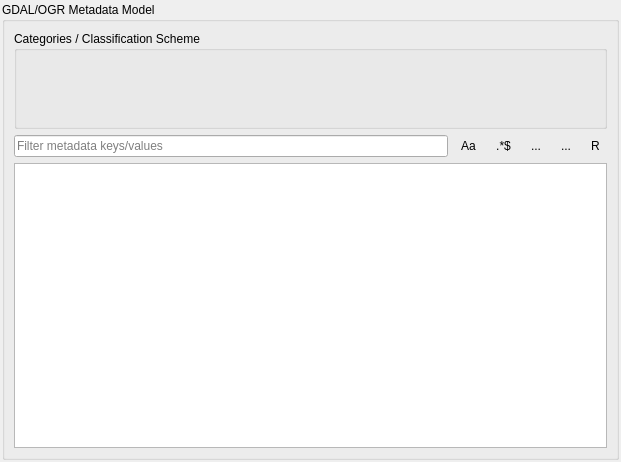
Qt form qps/ui/gdalmetadatamodelwidget.ui (EnMAP-Box/qgispluginsupport) before a commit.
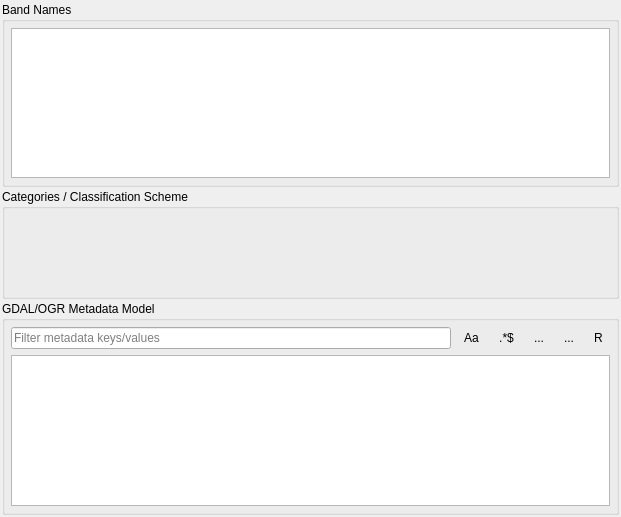
The same form after that commit. Icons and pictures are not drawn. Custom widgets are drawn as their Qt base class.

Commit message: gdalmetadata.py - added support for ogr data sources

Diff of the .ui file:
```diff
--- a/qps/ui/gdalmetadatamodelwidget.ui
+++ b/qps/ui/gdalmetadatamodelwidget.ui
@@ -7,7 +7,7 @@
     <x>0</x>
     <y>0</y>
     <width>621</width>
-    <height>462</height>
+    <height>517</height>
    </rect>
   </property>
   <property name="windowTitle">
@@ -17,7 +17,7 @@
    <iconset resource="../qpsresources.qrc">
     <normaloff>:/qps/ui/icons/rasterband_select.svg</normaloff>:/qps/ui/icons/rasterband_select.svg</iconset>
   </property>
-  <layout class="QVBoxLayout" name="verticalLayout" stretch="0">
+  <layout class="QVBoxLayout" name="verticalLayout" stretch="0,0,0,0">
    <property name="spacing">
     <number>2</number>
    </property>
@@ -34,17 +34,38 @@
     <number>2</number>
    </property>
    <item>
-    <widget class="QGroupBox" name="gbMetadata">
-     <property name="sizePolicy">
-      <sizepolicy hsizetype="Preferred" vsizetype="Preferred">
-       <horstretch>0</horstretch>
-       <verstretch>1</verstretch>
-      </sizepolicy>
+    <widget class="QgsCollapsibleGroupBox" name="gbBandNames">
+     <property name="minimumSize">
+      <size>
+       <width>0</width>
+       <height>0</height>
+      </size>
      </property>
      <property name="title">
-      <string>GDAL/OGR Metadata Model</string>
+      <string>Band Names</string>
      </property>
-     <layout class="QVBoxLayout" name="verticalLayout_22">
+     <layout class="QVBoxLayout" name="verticalLayout_4">
+      <property name="spacing">
+       <number>6</number>
+      </property>
+      <property name="leftMargin">
+       <number>6</number>
+      </property>
+      <property name="topMargin">
+       <number>6</number>
+      </property>
+      <property name="rightMargin">
+       <number>6</number>
+      </property>
+      <property name="bottomMargin">
+       <number>6</number>
+      </property>
+      <item>
+       <widget class="QTableView" name="tvBandNames"/>
+      </item>
+     </layout>
+    </widget>
+   </item>
       <item>
        <widget class="QgsCollapsibleGroupBox" name="gbClassificationScheme">
         <property name="minimumSize">
@@ -61,19 +82,19 @@
         </property>
         <layout class="QVBoxLayout" name="verticalLayout_2">
          <property name="spacing">
-          <number>0</number>
+       <number>6</number>
          </property>
          <property name="leftMargin">
-          <number>0</number>
+       <number>6</number>
          </property>
          <property name="topMargin">
-          <number>0</number>
+       <number>6</number>
          </property>
          <property name="rightMargin">
-          <number>0</number>
+       <number>6</number>
          </property>
          <property name="bottomMargin">
-          <number>0</number>
+       <number>6</number>
          </property>
          <item>
           <widget class="ClassificationSchemeWidget" name="classificationSchemeWidget" native="true">
@@ -89,6 +110,33 @@
        </widget>
       </item>
       <item>
+    <widget class="QgsCollapsibleGroupBox" name="gbGDALMetadata">
+     <property name="minimumSize">
+      <size>
+       <width>0</width>
+       <height>0</height>
+      </size>
+     </property>
+     <property name="title">
+      <string>GDAL/OGR Metadata Model</string>
+     </property>
+     <layout class="QVBoxLayout" name="verticalLayout_3">
+      <property name="spacing">
+       <number>6</number>
+      </property>
+      <property name="leftMargin">
+       <number>6</number>
+      </property>
+      <property name="topMargin">
+       <number>6</number>
+      </property>
+      <property name="rightMargin">
+       <number>6</number>
+      </property>
+      <property name="bottomMargin">
+       <number>6</number>
+      </property>
+      <item>
        <layout class="QHBoxLayout" name="horizontalLayout">
         <property name="topMargin">
          <number>0</number>
@@ -170,7 +218,7 @@
        </layout>
       </item>
       <item>
-       <widget class="GDALMetadataModelTableView" name="tableView">
+       <widget class="GDALMetadataModelTableView" name="tvGDALMetadata">
         <property name="sizePolicy">
          <sizepolicy hsizetype="Expanding" vsizetype="Expanding">
           <horstretch>0</horstretch>
@@ -191,6 +239,19 @@
      </layout>
     </widget>
    </item>
+   <item>
+    <spacer name="verticalSpacer">
+     <property name="orientation">
+      <enum>Qt::Vertical</enum>
+     </property>
+     <property name="sizeHint" stdset="0">
+      <size>
+       <width>20</width>
+       <height>0</height>
+      </size>
+     </property>
+    </spacer>
+   </item>
   </layout>
   <action name="optionRegex">
    <property name="checkable">
```
Lines whose indentation alone changed are shown as unchanged. The commit also changes 2 other files.
